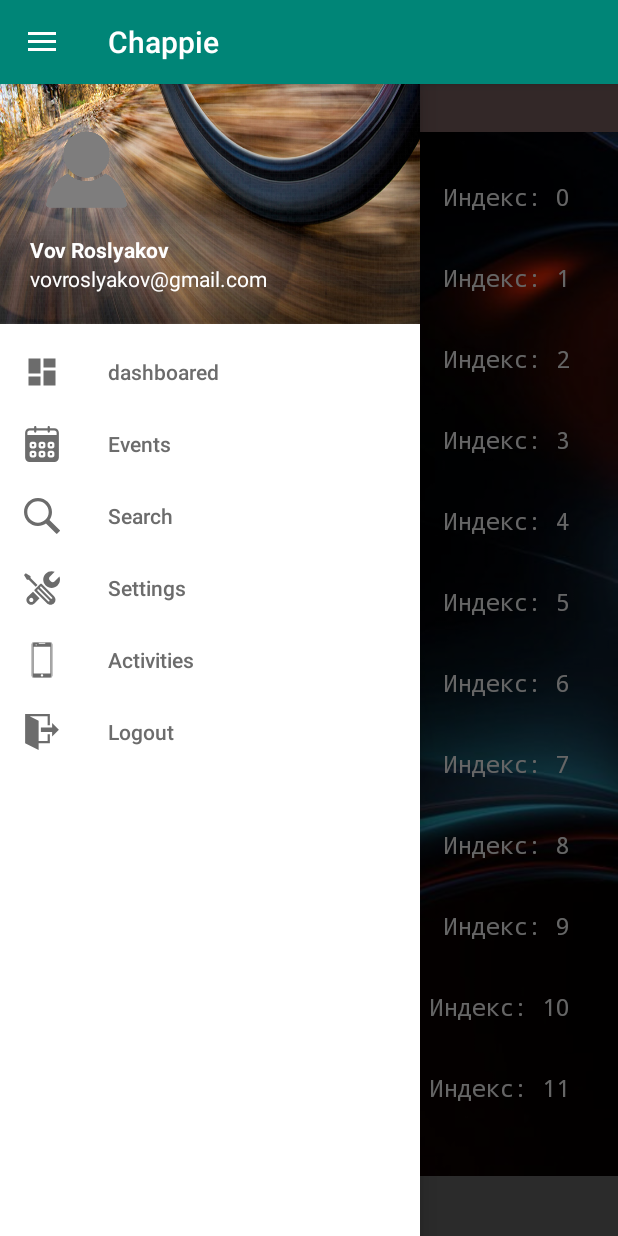
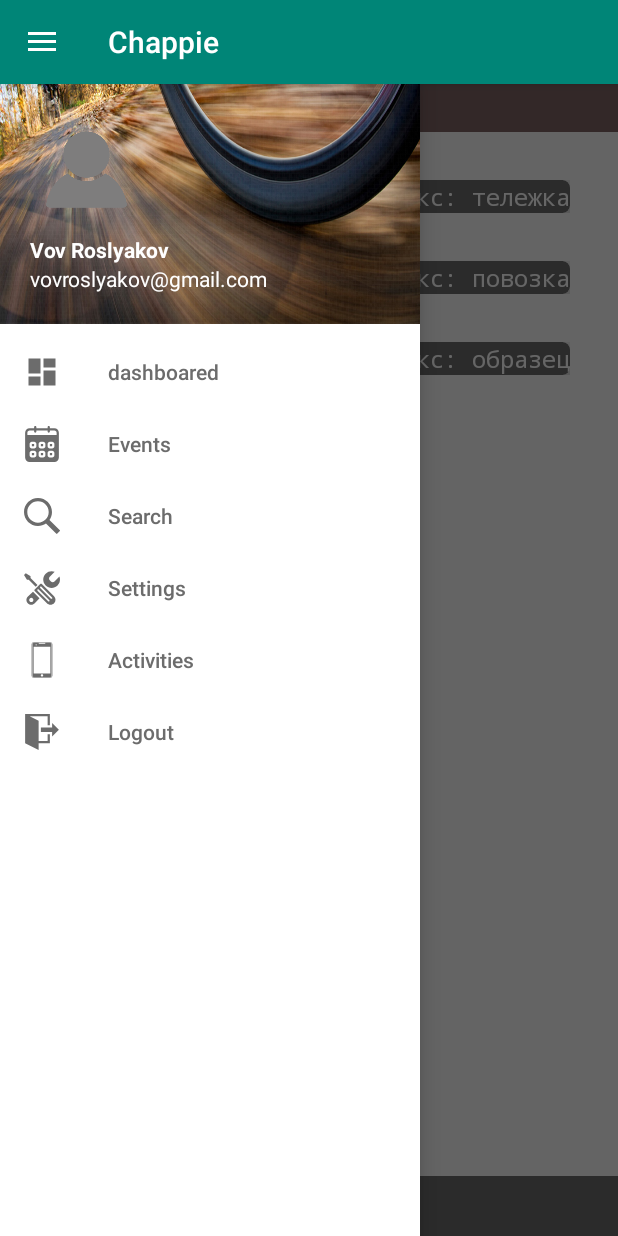
Before and after one commit to vovroslyakov/Chappie, an Android app: the Fragment1 screen opened directly, with no data from a screen before it, on a phone screen of 412 x 824 dp. Run offline under Robolectric (Android 15) with nearby library versions, the phone set to English and light mode, and no system bars; libraries missing offline, so code that uses them is left out: com.viewpagerindicator; plain views replace CirclePageIndicator, TitlePageIndicator; 2 statements that could not run were skipped.

```diff
--- /dev/null
+++ b/app/src/main/java/com/vovroslyakov/chappie/Ekart.java
@@ -0,0 +1,18 @@
+package com.vovroslyakov.chappie;
+
+import java.util.ArrayList;
+import java.util.List;
+
+public class Ekart {
+
+    private String model;
+
+    public Ekart(String model) {
+        this.model = model;
+    }
+
+    @Override
+    public String toString() {
+        return model;
+    }
+}
--- a/app/src/main/java/com/vovroslyakov/chappie/Fragment1.java
+++ b/app/src/main/java/com/vovroslyakov/chappie/Fragment1.java
@@ -8,7 +8,10 @@ import android.view.LayoutInflater;
 import android.view.View;
 import android.view.ViewGroup;
 
-public class Fragment1 extends Fragment implements OnRecyclerViewItemClickListener{
+import java.util.ArrayList;
+import java.util.List;
+
+public class Fragment1 extends Fragment implements OnRecyclerViewItemClickListener {
     private RecyclerView list;
     private MyAdapter adapter;
 
@@ -16,17 +19,19 @@ public class Fragment1 extends Fragment implements OnRecyclerViewItemClickListen
 
         View rootView = inflater.inflate(R.layout.fragment_1, null);
 
-
-
         list = rootView.findViewById(R.id.rv_list_id);
         LinearLayoutManager lm = new LinearLayoutManager(getActivity());
         list.setLayoutManager(lm);
 
-        adapter = new MyAdapter(20);
-        list.setAdapter(adapter);
+        List<Ekart> products = new ArrayList<>(10);
+
+        products.add(new Ekart("тележка"));
+        products.add(new Ekart("повозка"));
+        products.add(new Ekart("образец"));
 
 
-
+        adapter = new MyAdapter(products);
+        list.setAdapter(adapter);
 
 
         return rootView;
--- a/app/src/main/java/com/vovroslyakov/chappie/Fragment2.java
+++ b/app/src/main/java/com/vovroslyakov/chappie/Fragment2.java
@@ -17,12 +17,12 @@ public class Fragment2 extends Fragment{
 
 		View rootView = inflater.inflate(R.layout.fragment_1, null);
 
-		list = rootView.findViewById(R.id.rv_list_id);
-		LinearLayoutManager lm = new LinearLayoutManager(getActivity());
-		list.setLayoutManager(lm);
-
-		adapter = new MyAdapter(30);
-		list.setAdapter(adapter);
+//		list = rootView.findViewById(R.id.rv_list_id);
+//		LinearLayoutManager lm = new LinearLayoutManager(getActivity());
+//		list.setLayoutManager(lm);
+//
+//		adapter = new MyAdapter(30);
+//		list.setAdapter(adapter);
 
 		return rootView;
 
--- a/app/src/main/java/com/vovroslyakov/chappie/MainActivity.java
+++ b/app/src/main/java/com/vovroslyakov/chappie/MainActivity.java
@@ -42,8 +42,6 @@ public class MainActivity extends AppCompatActivity {
         mIndicator.setViewPager(mPager);
 
         drawerLayout.openDrawer(Gravity.START);
-
-
     }
 
     @Override
@@ -53,6 +51,4 @@ public class MainActivity extends AppCompatActivity {
         }
         return super.onOptionsItemSelected(item);
     }
-
-
 }
--- a/app/src/main/java/com/vovroslyakov/chappie/MyAdapter.java
+++ b/app/src/main/java/com/vovroslyakov/chappie/MyAdapter.java
@@ -8,17 +8,16 @@ import android.view.View;
 import android.view.ViewGroup;
 import android.widget.TextView;
 
+import java.util.List;
+
 public class MyAdapter extends RecyclerView.Adapter<MyAdapter.MyViewHolder> {
 
-    public OnRecyclerViewItemClickListener myClickListener;
-    private int numberItems;
+    private List<Ekart> productList;
     private static int numberIndexCount;
 
-    public MyAdapter(int numberOfItems) {
-        numberItems = numberOfItems;
+    MyAdapter(List<Ekart> pro) {
+        productList = pro;
         numberIndexCount = 0;
-
-
     }
 
 
@@ -34,7 +33,7 @@ public class MyAdapter extends RecyclerView.Adapter<MyAdapter.MyViewHolder> {
         View view = inflater.inflate(layoutIdForItem, viewGroup, false);
 
         MyViewHolder viewHolder = new MyViewHolder(view);
-        viewHolder.itemViewIndex.setText("Индекс: " + numberIndexCount);
+        viewHolder.itemViewIndex.setText("Индекс: " + productList.get(numberIndexCount).toString());
 
         numberIndexCount++;
 
@@ -48,7 +47,7 @@ public class MyAdapter extends RecyclerView.Adapter<MyAdapter.MyViewHolder> {
 
     @Override
     public int getItemCount() {
-        return numberItems;
+        return productList.size();
     }
 
 
@@ -58,7 +57,7 @@ public class MyAdapter extends RecyclerView.Adapter<MyAdapter.MyViewHolder> {
         TextView itemViewNumber;
         TextView itemViewIndex;
 
-        public MyViewHolder(@NonNull View itemView) {
+        MyViewHolder(@NonNull View itemView) {
             super(itemView);
 
             itemViewNumber = itemView.findViewById(R.id.tv_number_item_list_id);
--- a/app/src/main/java/com/vovroslyakov/chappie/OnRecyclerViewItemClickListener.java
+++ b/app/src/main/java/com/vovroslyakov/chappie/OnRecyclerViewItemClickListener.java
@@ -1,5 +1,5 @@
 package com.vovroslyakov.chappie;
 
-public interface OnRecyclerViewItemClickListener {
+public interface  OnRecyclerViewItemClickListener {
     void onClick();
 }
--- a/app/src/main/res/anim/transition.xml
+++ b/app/src/main/res/anim/transition.xml
@@ -1,5 +1,5 @@
 <?xml version="1.0" encoding="utf-8"?>
 <alpha xmlns:android="http://schemas.android.com/apk/res/android"
-    android:duration="6000"
+    android:duration="9000"
     android:fromAlpha="0.0"
     android:toAlpha="1.0" />
--- a/app/src/main/res/layout/fragment_1.xml
+++ b/app/src/main/res/layout/fragment_1.xml
@@ -9,14 +9,13 @@
         android:layout_height="match_parent">
 
 
+            <!--android:background="@drawable/background"-->
         <android.support.v7.widget.RecyclerView
             android:id="@+id/rv_list_id"
             android:layout_width="match_parent"
             android:layout_height="wrap_content"
             android:layout_above="@+id/tv_footer_id"
-            android:background="@drawable/background"
             android:padding="16dp">
-
         </android.support.v7.widget.RecyclerView>
 
 
--- a/app/src/main/res/layout/list_item.xml
+++ b/app/src/main/res/layout/list_item.xml
@@ -1,11 +1,20 @@
 <?xml version="1.0" encoding="utf-8"?>
 <FrameLayout xmlns:android="http://schemas.android.com/apk/res/android"
+    xmlns:app="http://schemas.android.com/apk/res-auto"
     android:layout_width="match_parent"
     android:layout_height="wrap_content"
     android:padding="16dp">
 
+
+    <android.support.v7.widget.CardView
+        app:cardElevation="24dp"
+        android:layout_width="match_parent"
+        android:layout_height="wrap_content"
+        android:padding="5.5dp"
+        app:cardBackgroundColor="@color/dark_gray_color"
+        app:cardCornerRadius="5dp">
+
         <TextView
-        android:textColor="@color/white_color"
             android:id="@+id/tv_number_item_list_id"
             style="@style/TextAppearance.AppCompat.Title"
             android:layout_width="wrap_content"
@@ -13,10 +22,11 @@
             android:layout_gravity="center_vertical|start"
             android:fontFamily="monospace"
             android:text="номер элемента"
+            android:textColor="@color/white_color"
             android:textSize="16sp" />
 
+
         <TextView
-        android:textColor="@color/white_color"
             android:id="@+id/tv_index_item_list_id"
             style="@style/TextAppearance.AppCompat.Title"
             android:layout_width="wrap_content"
@@ -24,6 +34,10 @@
             android:layout_gravity="center_vertical|end"
             android:fontFamily="monospace"
             android:text="индекс элемента"
+            android:textColor="@color/white_color"
             android:textSize="16sp" />
 
+
+    </android.support.v7.widget.CardView>
+
 </FrameLayout>
--- a/app/src/main/res/values/strings.xml
+++ b/app/src/main/res/values/strings.xml
@@ -1,6 +1,8 @@
 <resources>
     <string name="app_name">Chappie</string>
-    <string name="tv_logo_text">Electric Go Kart!</string>
+    <string name="tv_logo1_text">Electric</string>
+    <string name="tv_logo2_text">Go</string>
+    <string name="tv_logo3_text">Kart!</string>
     <string name="open">Open</string>
     <string name="close">Close</string>
 </resources>
```
Also changed, not shown: app/src/main/java/com/vovroslyakov/chappie/SplashActivity.java (+67 -8 lines), app/src/main/res/layout/activity_splash.xml (+42 -8 lines), app/src/main/res/values/colors.xml (+14 -0 lines), 1 other file. Lines whose indentation alone changed are shown as unchanged.
